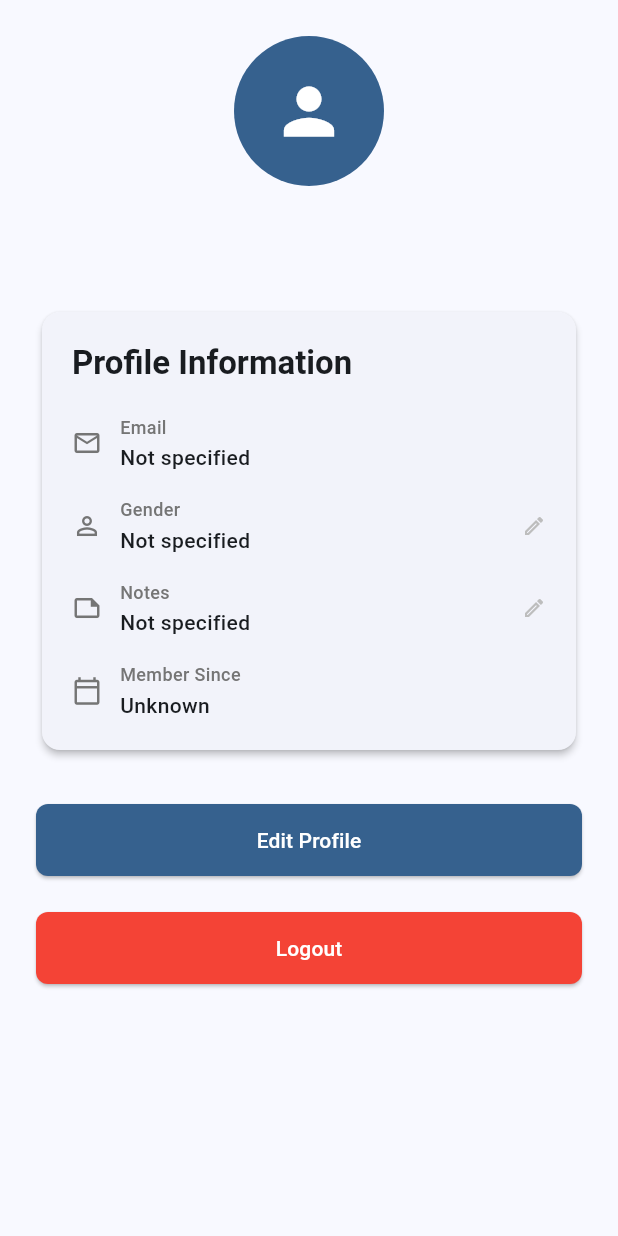
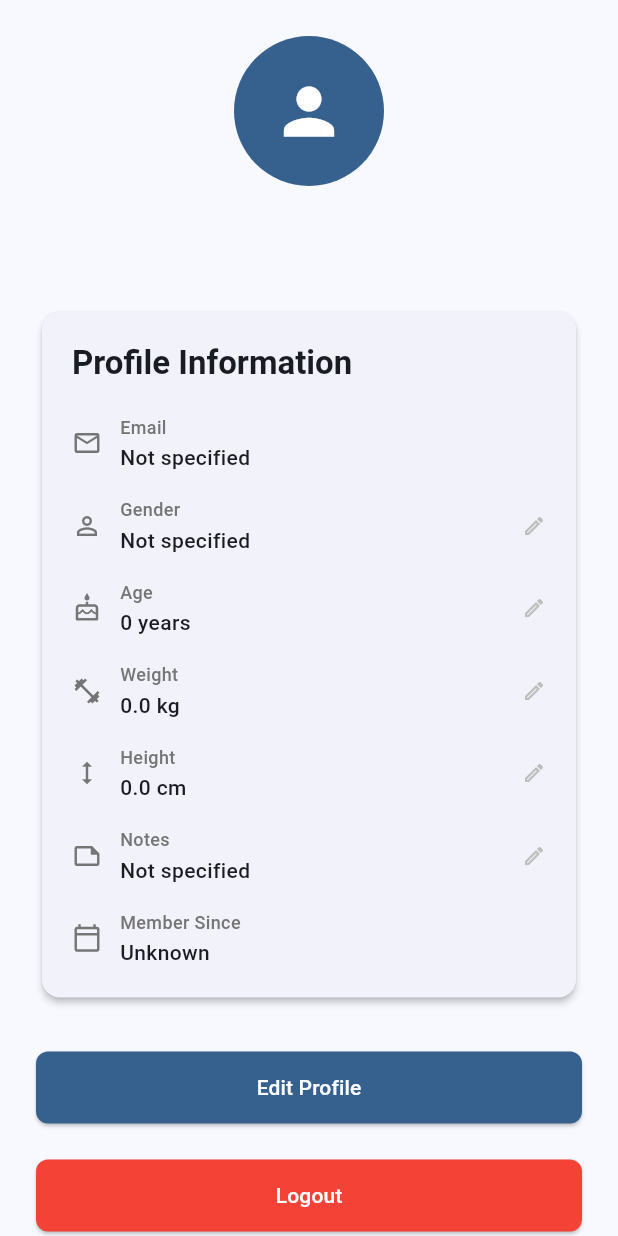
Before and after one commit to ItsArupSaha/habit_tracker, a Flutter app: the ProfileTab screen opened directly, on a phone screen of 412 x 824 dp. Run offline on Flutter 3.47's test engine with Material 3 defaults, Android fonts, the phone set to English and light mode, and no system bars; our stand-ins replace cloud_firestore, firebase_auth, firebase_core, shared_preferences; accounts and stored records are empty.

Commit message:
Register page is done!

```diff
--- a/lib/screens/auth/register_screen.dart
+++ b/lib/screens/auth/register_screen.dart
@@ -18,6 +18,9 @@ class _RegisterScreenState extends State<RegisterScreen> {
   final _emailController = TextEditingController();
   final _passwordController = TextEditingController();
   final _confirmPasswordController = TextEditingController();
+  final _ageController = TextEditingController();
+  final _weightController = TextEditingController();
+  final _heightController = TextEditingController();
 
   bool _isLoading = false;
   bool _obscurePassword = true;
@@ -33,6 +36,9 @@ class _RegisterScreenState extends State<RegisterScreen> {
     _emailController.dispose();
     _passwordController.dispose();
     _confirmPasswordController.dispose();
+    _ageController.dispose();
+    _weightController.dispose();
+    _heightController.dispose();
     super.dispose();
   }
 
@@ -57,6 +63,11 @@ class _RegisterScreenState extends State<RegisterScreen> {
         email: _emailController.text.trim(),
         password: _passwordController.text,
         gender: _selectedGender,
+        otherDetails: {
+          'age': _ageController.text.trim().isNotEmpty ? int.tryParse(_ageController.text.trim()) : null,
+          'weight': _weightController.text.trim().isNotEmpty ? double.tryParse(_weightController.text.trim()) : null,
+          'height': _heightController.text.trim().isNotEmpty ? double.tryParse(_heightController.text.trim()) : null,
+        },
       );
 
       if (result['success']) {
@@ -260,6 +271,66 @@ class _RegisterScreenState extends State<RegisterScreen> {
                   },
                 ),
 
+                const SizedBox(height: 20),
+
+                // Age field
+                CustomTextField(
+                  controller: _ageController,
+                  labelText: 'Age (Optional)',
+                  hintText: 'Enter your age (in years)',
+                  keyboardType: TextInputType.number,
+                  prefixIcon: Icons.cake_outlined,
+                  validator: (value) {
+                    if (value != null && value.isNotEmpty) {
+                      final int age = int.tryParse(value) ?? 0;
+                      if (age < 0 || age > 120) {
+                        return 'Age must be between 0 and 120';
+                      }
+                    }
+                    return null;
+                  },
+                ),
+
+                const SizedBox(height: 20),
+
+                // Weight field
+                CustomTextField(
+                  controller: _weightController,
+                  labelText: 'Weight (Optional)',
+                  hintText: 'Enter your weight in kg',
+                  keyboardType: TextInputType.number,
+                  prefixIcon: Icons.fitness_center_outlined,
+                  validator: (value) {
+                    if (value != null && value.isNotEmpty) {
+                      final double weight = double.tryParse(value) ?? 0.0;
+                      if (weight < 0.0) {
+                        return 'Weight must be positive';
+                      }
+                    }
+                    return null;
+                  },
+                ),
+
+                const SizedBox(height: 20),
+
+                // Height field
+                CustomTextField(
+                  controller: _heightController,
+                  labelText: 'Height (Optional)',
+                  hintText: 'Enter your height in cm',
+                  keyboardType: TextInputType.number,
+                  prefixIcon: Icons.height_outlined,
+                  validator: (value) {
+                    if (value != null && value.isNotEmpty) {
+                      final double height = double.tryParse(value) ?? 0.0;
+                      if (height < 0.0) {
+                        return 'Height must be positive';
+                      }
+                    }
+                    return null;
+                  },
+                ),
+
                 const SizedBox(height: 24),
 
                 // Terms and conditions checkbox
--- a/lib/screens/home/tabs/profile_tab.dart
+++ b/lib/screens/home/tabs/profile_tab.dart
@@ -222,6 +222,33 @@ class _ProfileTabState extends State<ProfileTab> {
 
                           const SizedBox(height: 16),
 
+                          // Age
+                          _buildInfoRow(
+                            'Age',
+                            _getAgeFromProfile(profile),
+                            Icons.cake_outlined,
+                          ),
+
+                          const SizedBox(height: 16),
+
+                          // Weight
+                          _buildInfoRow(
+                            'Weight',
+                            _getWeightFromProfile(profile),
+                            Icons.fitness_center_outlined,
+                          ),
+
+                          const SizedBox(height: 16),
+
+                          // Height
+                          _buildInfoRow(
+                            'Height',
+                            _getHeightFromProfile(profile),
+                            Icons.height_outlined,
+                          ),
+
+                          const SizedBox(height: 16),
+
                           // Other details
                           if (_isEditing)
                             CustomTextField(
@@ -410,4 +437,31 @@ class _ProfileTabState extends State<ProfileTab> {
       return 'Unknown';
     }
   }
+
+  String _getAgeFromProfile(Map<String, dynamic>? profile) {
+    if (profile == null) return 'Not specified';
+    final otherDetails = profile['otherDetails'] as Map<String, dynamic>?;
+    if (otherDetails == null) return 'Not specified';
+    final age = otherDetails['age'] as int?;
+    if (age == null) return 'Not specified';
+    return '$age years';
+  }
+
+  String _getWeightFromProfile(Map<String, dynamic>? profile) {
+    if (profile == null) return 'Not specified';
+    final otherDetails = profile['otherDetails'] as Map<String, dynamic>?;
+    if (otherDetails == null) return 'Not specified';
+    final weight = otherDetails['weight'] as double?;
+    if (weight == null) return 'Not specified';
+    return '${weight.toStringAsFixed(1)} kg';
+  }
+
+  String _getHeightFromProfile(Map<String, dynamic>? profile) {
+    if (profile == null) return 'Not specified';
+    final otherDetails = profile['otherDetails'] as Map<String, dynamic>?;
+    if (otherDetails == null) return 'Not specified';
+    final height = otherDetails['height'] as double?;
+    if (height == null) return 'Not specified';
+    return '${height.toStringAsFixed(1)} cm';
+  }
 }
```
